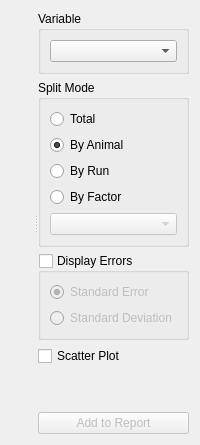
TSE-Systems/tse-analytics, file tse_analytics/views/data/data_plot_widget.ui: the form before one commit.
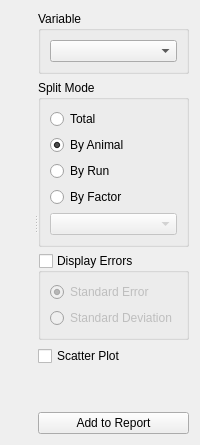
The form after the commit. Custom widgets are drawn as their Qt base class.

Patch:
```diff
--- a/tse_analytics/views/data/data_plot_widget.ui
+++ b/tse_analytics/views/data/data_plot_widget.ui
@@ -131,9 +131,6 @@
        </item>
        <item>
         <widget class="QPushButton" name="pushButtonAddReport">
-         <property name="enabled">
-          <bool>false</bool>
-         </property>
          <property name="text">
           <string>Add to Report</string>
          </property>
```
